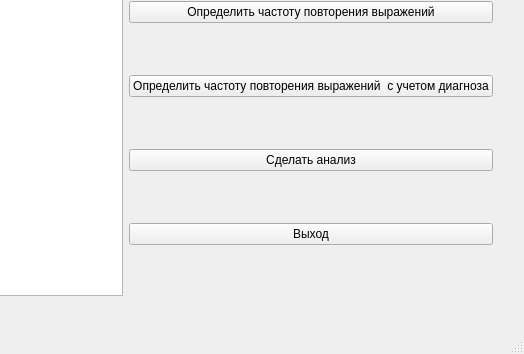
Egor113/Kursach, file mainwindow.ui: the form before one commit; both pictures show x 337 to 861 and y 231 to 585 of the 861 by 585 pixel window.
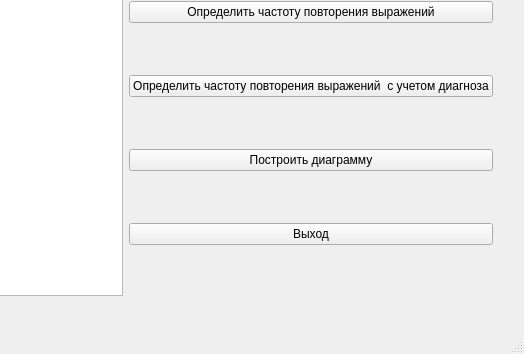
The form after the commit.

The edit to the form file:
```diff
--- a/mainwindow.ui
+++ b/mainwindow.ui
@@ -60,7 +60,7 @@
        <item>
         <widget class="QPushButton" name="btnWidgetShow">
          <property name="text">
-          <string>Сделать анализ</string>
+          <string>Построить диаграмму</string>
          </property>
         </widget>
        </item>
```
